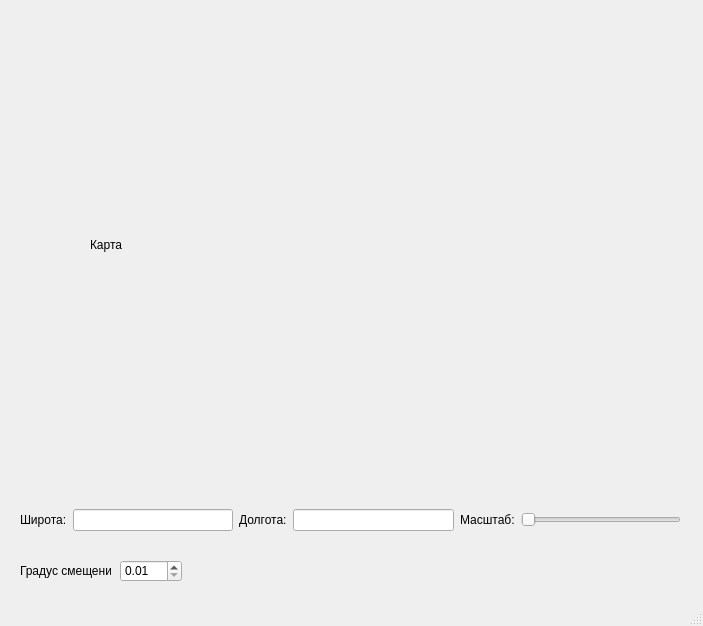
Above: map.ui from BasilFox/API_practice before the change. Below: the same form after it.
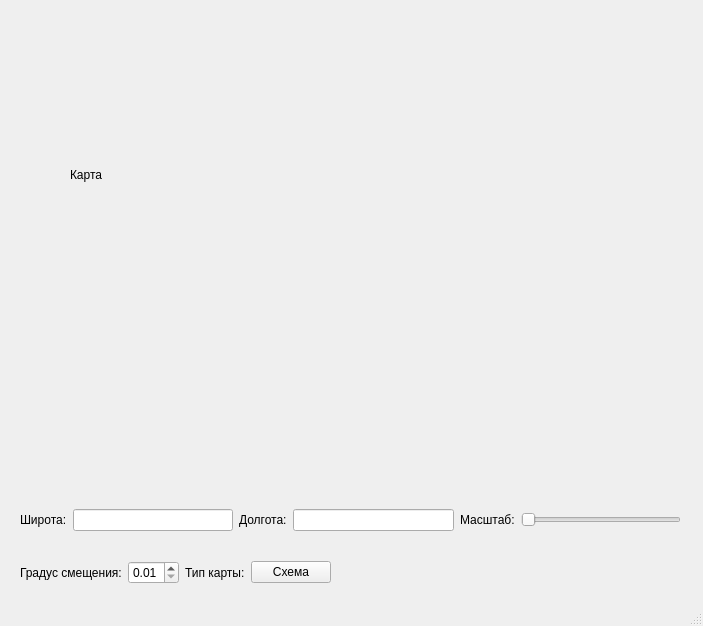
That is the form after the change.

Patch:
```diff
--- a/map.ui
+++ b/map.ui
@@ -69,8 +69,8 @@
    <widget class="QLabel" name="image">
     <property name="geometry">
      <rect>
-      <x>90</x>
-      <y>20</y>
+      <x>70</x>
+      <y>-50</y>
       <width>600</width>
       <height>450</height>
      </rect>
@@ -79,15 +79,25 @@
      <string>Карта</string>
     </property>
    </widget>
-   <widget class="QDoubleSpinBox" name="degree">
+   <widget class="QWidget" name="horizontalLayoutWidget_2">
     <property name="geometry">
      <rect>
-      <x>120</x>
+      <x>20</x>
       <y>560</y>
-      <width>62</width>
-      <height>22</height>
+      <width>311</width>
+      <height>25</height>
      </rect>
     </property>
+    <layout class="QHBoxLayout" name="horizontalLayout_2">
+     <item>
+      <widget class="QLabel" name="label_4">
+       <property name="text">
+        <string>Градус смещения:</string>
+       </property>
+      </widget>
+     </item>
+     <item>
+      <widget class="QDoubleSpinBox" name="degree">
     <property name="minimum">
      <double>0.010000000000000</double>
     </property>
@@ -98,18 +108,22 @@
      <double>0.010000000000000</double>
     </property>
    </widget>
-   <widget class="QLabel" name="label_4">
-    <property name="geometry">
-     <rect>
-      <x>20</x>
-      <y>540</y>
-      <width>91</width>
-      <height>61</height>
-     </rect>
-    </property>
+     </item>
+     <item>
+      <widget class="QLabel" name="label_5">
+       <property name="text">
+        <string>Тип карты:</string>
+       </property>
+      </widget>
+     </item>
+     <item>
+      <widget class="QPushButton" name="maptypeButton">
     <property name="text">
-     <string>Градус смещения:</string>
-    </property>
+        <string>Схема</string>
+       </property>
+      </widget>
+     </item>
+    </layout>
    </widget>
   </widget>
   <widget class="QMenuBar" name="menubar">
```
Lines whose indentation alone changed are shown as unchanged.
